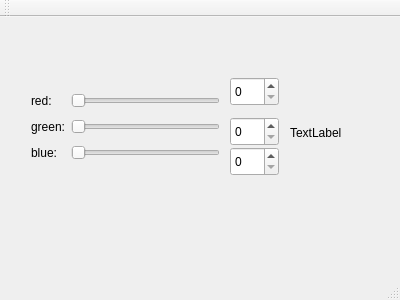
Qt form student/12/colorpicker_designer/mainwindow.ui (AJIsoviita/Ohjelmointi-2) before a commit.
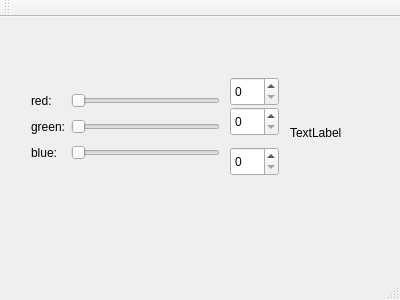
The same form after that commit.

```diff
--- a/student/12/colorpicker_designer/mainwindow.ui
+++ b/student/12/colorpicker_designer/mainwindow.ui
@@ -98,14 +98,11 @@
     <property name="geometry">
      <rect>
       <x>230</x>
-      <y>100</y>
+      <y>90</y>
       <width>49</width>
       <height>29</height>
      </rect>
     </property>
-    <property name="maximum">
-     <number>255</number>
-    </property>
    </widget>
    <widget class="QSpinBox" name="spinBoxBlue">
     <property name="geometry">
```
Left out of the diff: 42 changed lines with no effect on the pictures.
